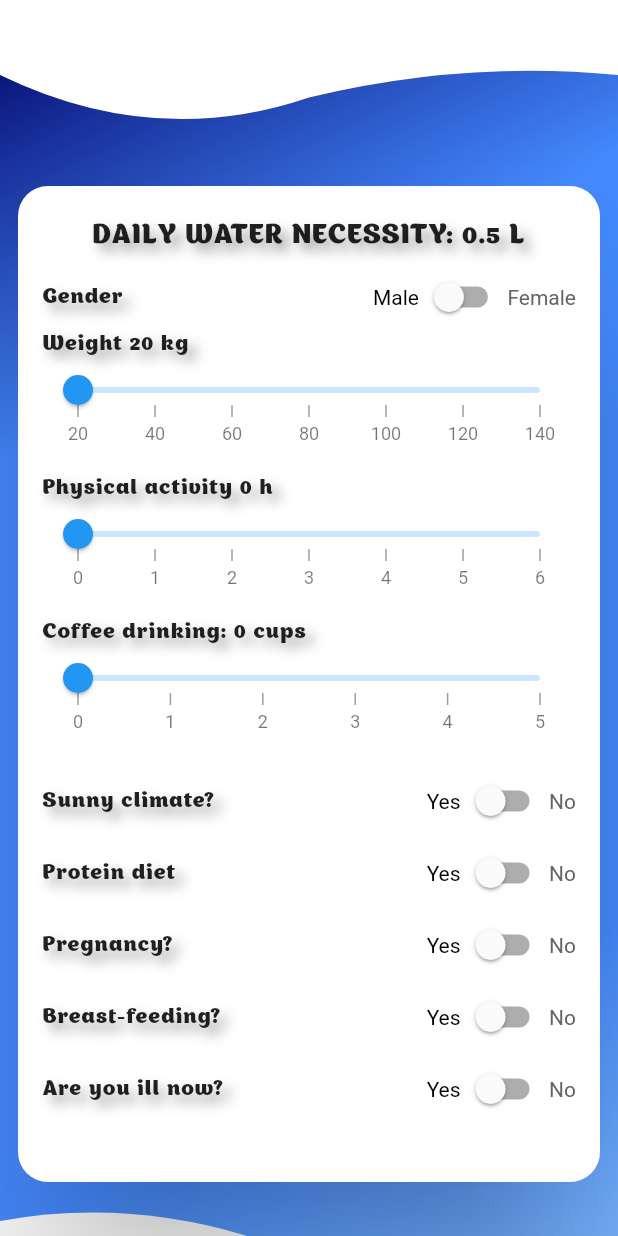
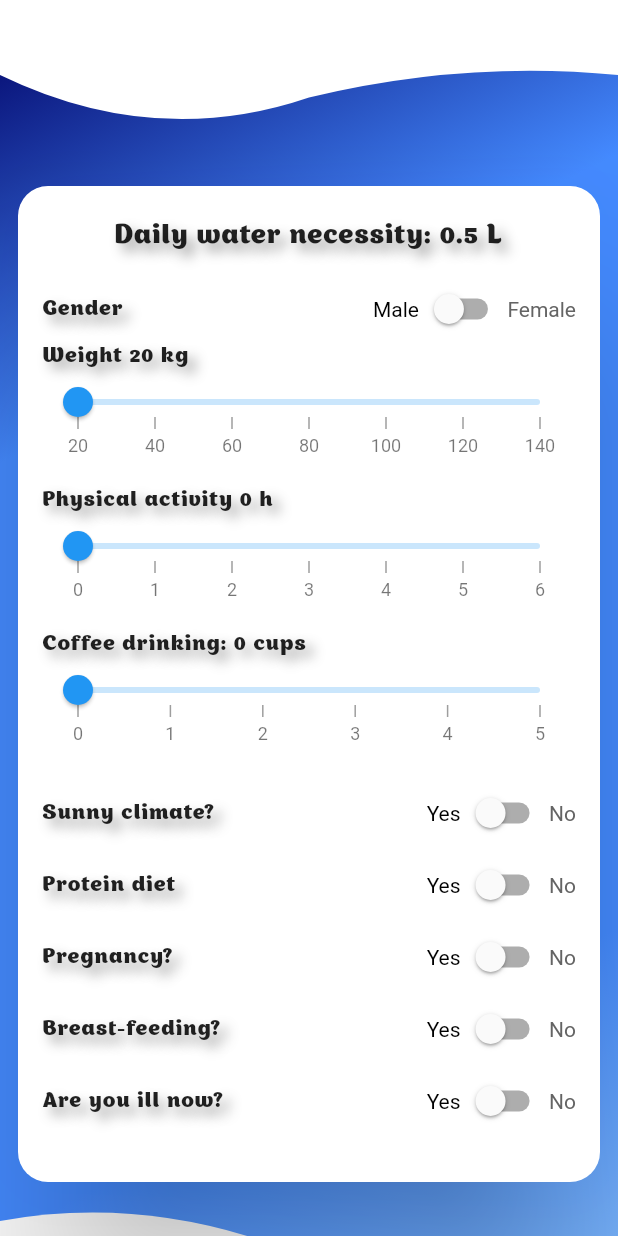
Before and after one commit to wovilon/WaterCalculatorApp, a Flutter app: the WaterScreen screen opened by its route, on a phone screen of 412 x 824 dp. Run offline on Flutter 3.47's test engine with Material 2 defaults, Android fonts, the phone set to English and light mode, and no system bars; drawn by our look-alikes of syncfusion_flutter_sliders; our stand-ins replace device_preview.

Commit message:
ui fix: margin below Daily water and decapitalization of is

```diff
--- a/lib/screens/WaterScreen.dart
+++ b/lib/screens/WaterScreen.dart
@@ -65,6 +65,7 @@ class __WaterListState extends State<_WaterList> {
                       ' ${data.waterNeeded.toStringAsFixed(1)}'
                       ' ${Lang.of(context).l}',
                     style: Styles.TextMain, textAlign: TextAlign.center,),
+                  SizedBox(height: 8,),
                   Expanded(
                     child: Container(
                       child: ListView(padding: EdgeInsets.only(top: 8),
--- a/lib/util/LocalizationUtil.dart
+++ b/lib/util/LocalizationUtil.dart
@@ -17,7 +17,7 @@ class Lang {
       'foodCalculator' : 'FOOD CALCULATOR',
       'yourBalance' : 'YOUR WATER BALANCE',
 
-      'dailyWater' : 'DAILY WATER NECESSITY:',
+      'dailyWater' : 'Daily water necessity:',
       'l': 'L',
       'gender' : 'Gender',
       'male': 'Male',
```
